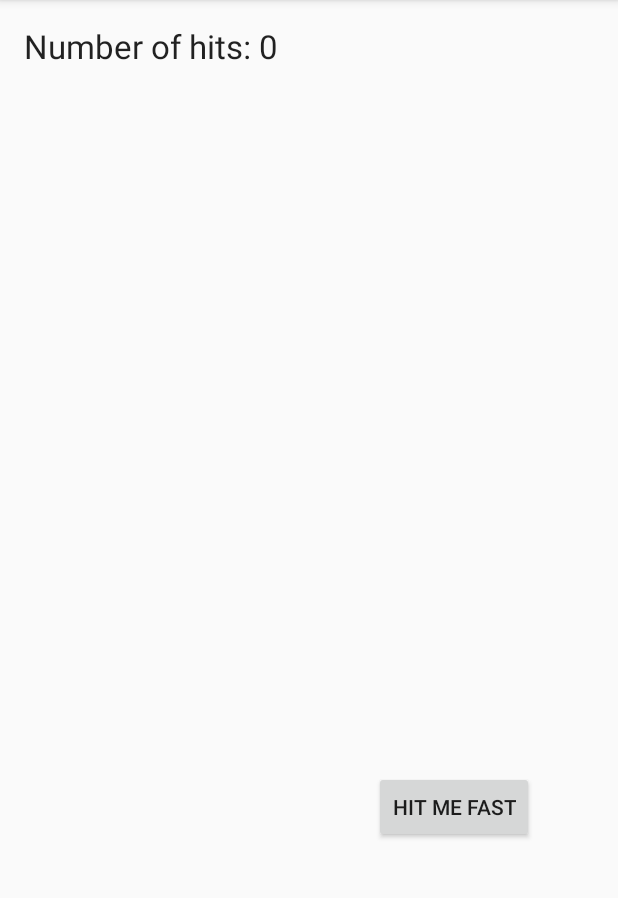
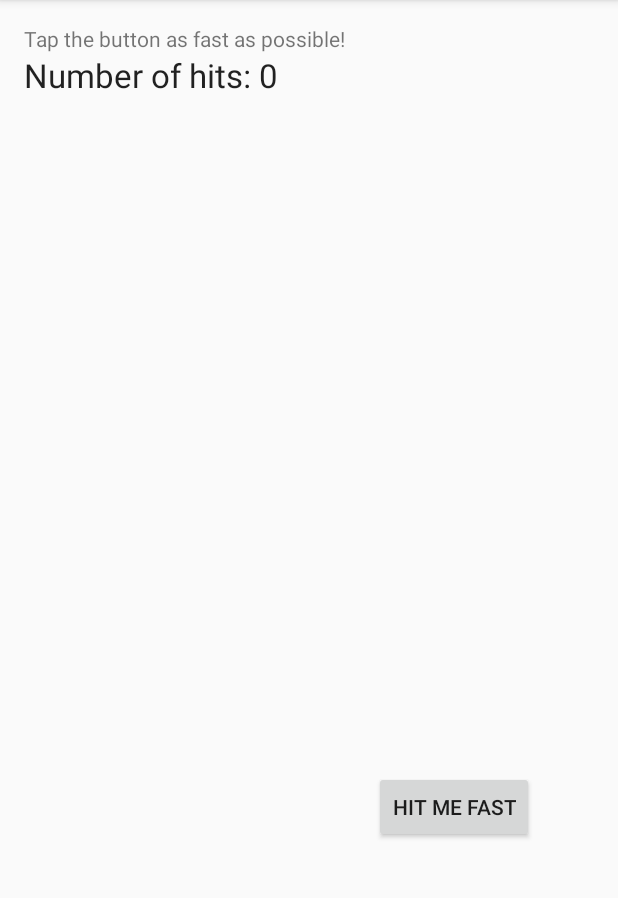
Before and after one commit to jackgu1988/AndroidRuntimePermissionsClickjacking, an Android app: the screen it shows after launch (MainActivity), on a phone screen of 412 x 824 dp, the part 84-982 px from its top. Run offline under Robolectric (Android 15) with nearby library versions, the phone set to English and light mode, and no system bars.

Commit message:
Added instruction text

```diff
--- a/app/src/main/res/layout/activity_main.xml
+++ b/app/src/main/res/layout/activity_main.xml
@@ -1,27 +1,37 @@
 <?xml version="1.0" encoding="utf-8"?>
 <RelativeLayout xmlns:android="http://schemas.android.com/apk/res/android"
     xmlns:tools="http://schemas.android.com/tools" android:layout_width="match_parent"
-    android:layout_height="match_parent" android:paddingLeft="@dimen/activity_horizontal_margin"
+    android:layout_height="match_parent"
+    android:paddingBottom="@dimen/activity_vertical_margin"
+    android:paddingLeft="@dimen/activity_horizontal_margin"
     android:paddingRight="@dimen/activity_horizontal_margin"
     android:paddingTop="@dimen/activity_vertical_margin"
-    android:paddingBottom="@dimen/activity_vertical_margin" tools:context=".MainActivity">
+    tools:context=".MainActivity">
 
     <Button
+        android:id="@+id/hit_btn"
         android:layout_width="wrap_content"
         android:layout_height="wrap_content"
-        android:text="@string/hit_txt"
-        android:id="@+id/hit_btn"
-        android:layout_marginEnd="40dp"
         android:layout_alignParentBottom="true"
         android:layout_alignParentEnd="true"
         android:layout_marginBottom="190dp"
-        android:onClick="btnHit" />
+        android:layout_marginEnd="40dp"
+        android:onClick="btnHit"
+        android:text="@string/hit_txt" />
 
     <TextView
+        android:id="@+id/instructions_txt"
         android:layout_width="wrap_content"
         android:layout_height="wrap_content"
-        android:textAppearance="?android:attr/textAppearanceLarge"
+        android:layout_alignParentStart="true"
+        android:layout_alignParentTop="true"
+        android:text="@string/instructions_txt" />
+
+    <TextView
         android:id="@+id/hits_no"
-        android:layout_alignParentTop="true"
-        android:layout_alignParentStart="true" />
+        android:layout_width="wrap_content"
+        android:layout_height="wrap_content"
+        android:layout_alignParentStart="true"
+        android:layout_below="@+id/instructions_txt"
+        android:textAppearance="?android:attr/textAppearanceLarge" />
 </RelativeLayout>
--- a/app/src/main/res/values/strings.xml
+++ b/app/src/main/res/values/strings.xml
@@ -4,4 +4,5 @@
     <string name="hits_no">Number of hits: %s</string>
     <string name="lost">You lost! Tap faster!</string>
     <string name="permission_granted">You have given me permission to access your GPS :D</string>
+    <string name="instructions_txt">Tap the button as fast as possible!</string>
 </resources>
```
